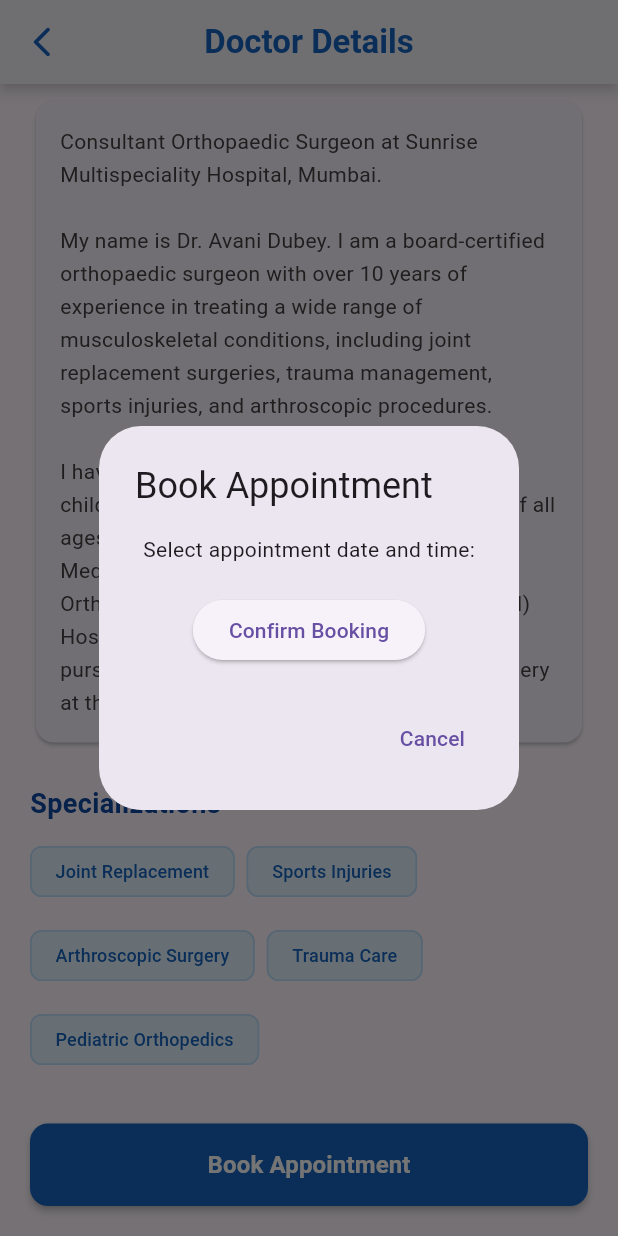
After one commit to AmanT122/appoinment_app, a Flutter app: the DoctorDetails screen opened by its route, scrolled down 221 dp, after a tap on "Book Appointment", on a phone screen of 412 x 824 dp. The commit adds this screen. Run offline on Flutter 3.47's test engine with Material 3 defaults, Android fonts, the phone set to English and light mode, and no system bars.

```diff
--- a/lib/main.dart
+++ b/lib/main.dart
@@ -1,4 +1,5 @@
 import 'dart:async';
+import 'package:appoinment_app/screens/doctor_details.dart';
 import 'package:flutter/material.dart';
 // import 'package:firebase_core/firebase_core.dart';
 
@@ -64,6 +65,7 @@ class MyApp extends StatelessWidget {
         // '/signup': (ctx) => const SignupScreen(),
         '/patient': (ctx) => PatientDashboard(),
         '/doctor': (ctx) => const DoctorDashboard(),
+        '/details': (ctx) =>  DoctorDetails(),
       },
     );
   }
--- /dev/null
+++ b/lib/screens/doctor_details.dart
@@ -0,0 +1,290 @@
+import 'package:flutter/material.dart';
+
+class DoctorDetails extends StatelessWidget {
+  const DoctorDetails({Key? key}) : super(key: key);
+
+  @override
+  Widget build(BuildContext context) {
+    return Scaffold(
+      appBar: AppBar(
+        leading: IconButton(
+          icon: const Icon(Icons.arrow_back_ios_new_rounded),
+          onPressed: () => Navigator.of(context).pop(),
+        ),
+        title: const Text(
+          'Doctor Details',
+          style: TextStyle(fontWeight: FontWeight.bold),
+        ),
+        centerTitle: true,
+        backgroundColor: Colors.white,
+        foregroundColor: Colors.blue.shade800,
+        elevation: 1,
+        shadowColor: Colors.grey.shade100,
+      ),
+      body: SingleChildScrollView(
+        padding: const EdgeInsets.all(20.0),
+        child: Column(
+          crossAxisAlignment: CrossAxisAlignment.start,
+          children: [
+            // Doctor Info Card
+            Card(
+              elevation: 2,
+              shape: RoundedRectangleBorder(
+                borderRadius: BorderRadius.circular(12),
+              ),
+              child: Padding(
+                padding: const EdgeInsets.all(16.0),
+                child: Row(
+                  crossAxisAlignment: CrossAxisAlignment.start,
+                  children: [
+                    // Doctor Image
+                    Container(
+                      width: 100,
+                      height: 100,
+                      decoration: BoxDecoration(
+                        borderRadius: BorderRadius.circular(12),
+                        image: const DecorationImage(
+                          image: AssetImage('assets/doctor_image.jpg'),
+                          fit: BoxFit.cover,
+                        ),
+                      ),
+                    ),
+                    const SizedBox(width: 16),
+                    // Doctor Info
+                    Expanded(
+                      child: Column(
+                        crossAxisAlignment: CrossAxisAlignment.start,
+                        children: [
+                          Text(
+                            'Dr. Avani Dubey',
+                            style: TextStyle(
+                              fontSize: 18,
+                              fontWeight: FontWeight.bold,
+                              color: Colors.blue.shade900,
+                            ),
+                          ),
+                          const SizedBox(height: 4),
+                          Row(
+                            children: [
+                              Icon(Icons.medical_services,
+                                  size: 16,
+                                  color: Colors.blue.shade700),
+                              const SizedBox(width: 4),
+                              Text(
+                                'Orthopaedic Surgeon',
+                                style: TextStyle(
+                                  fontSize: 14,
+                                  color: Colors.grey.shade700,
+                                ),
+                              ),
+                            ],
+                          ),
+                          const SizedBox(height: 8),
+                          // Rating and Experience
+                          Row(
+                            children: [
+                              _buildInfoChip(
+                                icon: Icons.star,
+                                color: Colors.amber,
+                                text: '4.5 (120 reviews)',
+                              ),
+                              const SizedBox(width: 8),
+                              _buildInfoChip(
+                                icon: Icons.work,
+                                color: Colors.blue.shade700,
+                                text: '10+ years',
+                              ),
+                            ],
+                          ),
+                          const SizedBox(height: 8),
+                          // Hospital Info
+                          Row(
+                            children: [
+                              Icon(Icons.location_on,
+                                  size: 16,
+                                  color: Colors.blue.shade700),
+                              const SizedBox(width: 4),
+                              Expanded(
+                                child: Text(
+                                  'Wockhardt Hospitals, Mumbai',
+                                  style: TextStyle(
+                                    fontSize: 13,
+                                    color: Colors.grey.shade700,
+                                  ),
+                                  overflow: TextOverflow.ellipsis,
+                                ),
+                              ),
+                            ],
+                          ),
+                        ],
+                      ),
+                    ),
+                  ],
+                ),
+              ),
+            ),
+            const SizedBox(height: 24),
+            // About Section
+            Text(
+              'About Doctor',
+              style: TextStyle(
+                fontSize: 18,
+                fontWeight: FontWeight.bold,
+                color: Colors.blue.shade900,
+              ),
+            ),
+            const SizedBox(height: 8),
+            Card(
+              elevation: 1,
+              shape: RoundedRectangleBorder(
+                borderRadius: BorderRadius.circular(12),
+              ),
+              child: Padding(
+                padding: const EdgeInsets.all(16.0),
+                child: Text(
+                  'Consultant Orthopaedic Surgeon at Sunrise Multispeciality Hospital, Mumbai.\n\n'
+                  'My name is Dr. Avani Dubey. I am a board-certified orthopaedic surgeon with over 10 years of experience in treating a wide range of musculoskeletal conditions, including joint replacement surgeries, trauma management, sports injuries, and arthroscopic procedures.\n\n'
+                  'I have experience in treating both adults and children with comprehensive care for patients of all ages. I completed my MBBS from Government Medical College in Mumbai and my M.S. in Orthopaedics from King Edward Memorial (KEM) Hospital. To enhance my surgical expertise, I pursued a fellowship in Joint Replacement Surgery at the University.',
+                  style: TextStyle(
+                    fontSize: 14,
+                    height: 1.6,
+                    color: Colors.grey.shade800,
+                  ),
+                ),
+              ),
+            ),
+            const SizedBox(height: 24),
+            // Specializations
+            Text(
+              'Specializations',
+              style: TextStyle(
+                fontSize: 18,
+                fontWeight: FontWeight.bold,
+                color: Colors.blue.shade900,
+              ),
+            ),
+            const SizedBox(height: 8),
+            Wrap(
+              spacing: 8,
+              runSpacing: 8,
+              children: [
+                _buildSpecializationChip('Joint Replacement'),
+                _buildSpecializationChip('Sports Injuries'),
+                _buildSpecializationChip('Arthroscopic Surgery'),
+                _buildSpecializationChip('Trauma Care'),
+                _buildSpecializationChip('Pediatric Orthopedics'),
+              ],
+            ),
+            const SizedBox(height: 32),
+            // Book Appointment Button
+            SizedBox(
+              width: double.infinity,
+              child: ElevatedButton(
+                onPressed: () {
+                  // Add booking functionality
+                  _showBookingDialog(context);
+                },
+                style: ElevatedButton.styleFrom(
+                  backgroundColor: Colors.blue.shade800,
+                  padding: const EdgeInsets.symmetric(vertical: 16),
+                  shape: RoundedRectangleBorder(
+                    borderRadius: BorderRadius.circular(12),
+                  ),
+                  elevation: 2,
+                ),
+                child: const Text(
+                  'Book Appointment',
+                  style: TextStyle(
+                    fontSize: 16,
+                    fontWeight: FontWeight.bold,
+                    color: Colors.white,
+                  ),
+                ),
+              ),
+            ),
+          ],
+        ),
+      ),
+    );
+  }
+
+  Widget _buildInfoChip({
+    required IconData icon,
+    required Color color,
+    required String text,
+  }) {
+    return Container(
+      padding: const EdgeInsets.symmetric(horizontal: 8, vertical: 4),
+      decoration: BoxDecoration(
+        color: color.withOpacity(0.1),
+        borderRadius: BorderRadius.circular(8),
+      ),
+      child: Row(
+        mainAxisSize: MainAxisSize.min,
+        children: [
+          Icon(icon, size: 14, color: color),
+          const SizedBox(width: 4),
+          Text(
+            text,
+            style: TextStyle(
+              fontSize: 12,
+              color: color,
+              fontWeight: FontWeight.w500,
+            ),
+          ),
+        ],
+      ),
+    );
+  }
+
+  Widget _buildSpecializationChip(String text) {
+    return Chip(
+      label: Text(text),
+      backgroundColor: Colors.blue.shade50,
+      labelStyle: TextStyle(
+        color: Colors.blue.shade800,
+        fontSize: 12,
+      ),
+      shape: RoundedRectangleBorder(
+        borderRadius: BorderRadius.circular(8),
+        side: BorderSide(color: Colors.blue.shade100),
+      ),
+      padding: const EdgeInsets.symmetric(horizontal: 8, vertical: 4),
+    );
+  }
+
+  void _showBookingDialog(BuildContext context) {
+    showDialog(
+      context: context,
+      builder: (context) => AlertDialog(
+        title: const Text('Book Appointment'),
+        content: Column(
+          mainAxisSize: MainAxisSize.min,
+          children: [
+            const Text('Select appointment date and time:'),
+            const SizedBox(height: 20),
+            ElevatedButton(
+              onPressed: () {
+                Navigator.pop(context);
+                // In a real app, you would navigate to a booking screen
+                ScaffoldMessenger.of(context).showSnackBar(
+                  const SnackBar(
+                    content: Text('Appointment booked successfully!'),
+                    backgroundColor: Colors.green,
+                  ),
+                );
+              },
+              child: const Text('Confirm Booking'),
+            ),
+          ],
+        ),
+        actions: [
+          TextButton(
+            onPressed: () => Navigator.pop(context),
+            child: const Text('Cancel'),
+          ),
+        ],
+      ),
+    );
+  }
+}
--- a/lib/screens/patient_dashboard.dart
+++ b/lib/screens/patient_dashboard.dart
@@ -1,3 +1,4 @@
+import 'package:appoinment_app/screens/doctor_details.dart';
 import 'package:flutter/material.dart';
 
 class PatientDashboard extends StatelessWidget {
@@ -29,7 +30,7 @@ class HealthDashboard extends StatelessWidget {
         title: Column(
           crossAxisAlignment: CrossAxisAlignment.start,
           children: [
-            Text('Asmit Vishwakarma', style: TextStyle(fontWeight: FontWeight.bold)),
+            Text('Aman Tiwari', style: TextStyle(fontWeight: FontWeight.bold)),
             Text('Patient ID: PX458792', style: TextStyle(fontSize: 12)),
           ],
         ),
@@ -98,7 +99,9 @@ class HealthDashboard extends StatelessWidget {
               children: [
                 Text('Upcoming Appointment', style: Theme.of(context).textTheme.headlineSmall),
                 TextButton(
-                  onPressed: () {},
+                  onPressed: () {
+                    // Navigator.pushNamed(context, '/appointments');
+                  },
                   child: Text('View All', style: TextStyle(color: Colors.blue[700])),
                 ),
               ],
@@ -194,7 +197,8 @@ class HealthDashboard extends StatelessWidget {
               children: [
                 Text('Doctors Near You', style: Theme.of(context).textTheme.headlineSmall),
                 TextButton(
-                  onPressed: () {},
+                  onPressed: () {
+             },
                   child: Text('View All', style: TextStyle(color: Colors.blue[700])),
                 ),
               ],
@@ -208,29 +212,81 @@ class HealthDashboard extends StatelessWidget {
               crossAxisSpacing: 16,
               mainAxisSpacing: 16,
               children: [
-                _DoctorCard(
+              GestureDetector(
+      onTap: () {
+        // Navigate to the doctor details screen when tapped
+         Navigator.push(
+    context,
+    MaterialPageRoute(
+      builder: (context) => DoctorDetails(
+
+      ),
+    ),
+  );
+      },
+      child: _DoctorCard(
         doctorName: 'Dr. Avani',
         specialization: 'Orthopaedic',
         distance: '2.2 km',
         image: 'assets/doctor2.jpg',
       ),
-                _DoctorCard(
+    ),
+    GestureDetector(
+      onTap: () {
+        // Navigate to the doctor details screen when tapped
+         Navigator.push(
+    context,
+    MaterialPageRoute(
+      builder: (context) => DoctorDetails(
+
+      ),
+    ),
+  );
+      },
+      child: _DoctorCard(
         doctorName: 'Dr. Murarskar',
         specialization: 'Naturopathy',
         distance: '1.5 km',
         image: 'assets/doctor3.jpg',
       ),
-                _DoctorCard(
+    ),
+    GestureDetector(
+      onTap: () {
+        // Navigate to the doctor details screen when tapped
+         Navigator.push(
+    context,
+    MaterialPageRoute(
+      builder: (context) => DoctorDetails(
+
+      ),
+    ),
+  );
+      },
+      child: _DoctorCard(
         doctorName: 'Dr. Kamal',
         specialization: 'Dentist',
         distance: '3.1 km',
         image: 'assets/doctor4.jpg',
       ),
-                _DoctorCard(
+    ),
+    GestureDetector(
+      onTap: () {
+        // Navigate to the doctor details screen when tapped
+          Navigator.push(
+    context,
+    MaterialPageRoute(
+      builder: (context) => DoctorDetails(
+
+      ),
+    ),
+  );
+      },
+      child: _DoctorCard(
         doctorName: 'Dr. Sharma',
         specialization: 'General Physician',
         distance: '0.8 km',
         image: 'assets/doctor5.jpg',
+      ),
     ),
               ],
             ),
```
Lines whose indentation alone changed are shown as unchanged.
